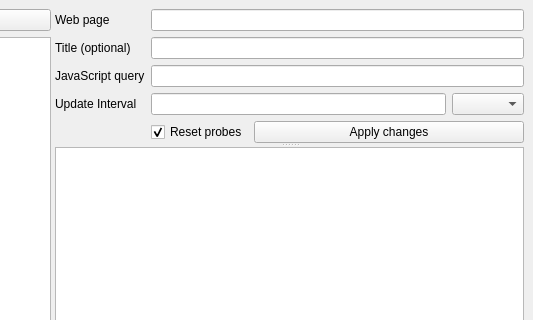
First picture: the form in src/mainwindow.ui, repository mmmm1998/WebWatcher, before the edit; both pictures show x 654 to 1187 and y 0 to 320 of the 1187 by 844 pixel window.
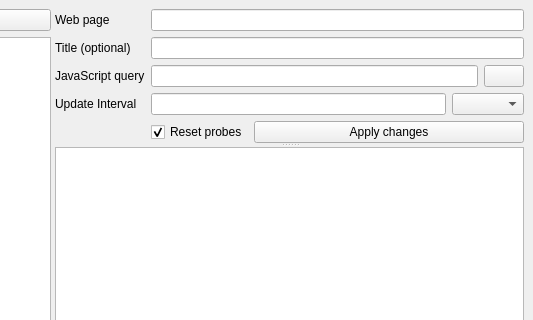
Second picture: the form after the edit. Icons and pictures are not drawn.

Commit message: - Add feature for open JS query in external editor - Fix bug with changeCount variable on load webwatcher.xml

What changed in the file:
```diff
--- a/src/mainwindow.ui
+++ b/src/mainwindow.ui
@@ -189,28 +189,52 @@
            </property>
           </widget>
          </item>
-         <item row="3" column="0">
+         <item row="4" column="0">
           <widget class="QLabel" name="queryLabel">
            <property name="text">
             <string>JavaScript query</string>
            </property>
           </widget>
          </item>
-         <item row="3" column="1">
-          <widget class="QLineEdit" name="queryEdit">
-           <property name="toolTip">
-            <string>JavaScript code, which will executed on the loaded page. Result of code will be converted to string and will be added to results table</string>
-           </property>
-          </widget>
+         <item row="4" column="1">
+          <layout class="QHBoxLayout" name="horizontalLayout_4">
+           <item>
+            <widget class="QLineEdit" name="queryEdit">
+             <property name="toolTip">
+              <string>JavaScript code, which will executed on the loaded page. Result of code will be converted to string and will be added to results table</string>
+             </property>
+            </widget>
+           </item>
+           <item>
+            <widget class="QPushButton" name="queryEditorButton">
+             <property name="toolTip">
+              <string>Create temporary file with query content and open in external editor. Content from file will be loaded on applying changes</string>
+             </property>
+             <property name="text">
+              <string/>
+             </property>
+             <property name="icon">
+              <iconset theme="accessories-text-editor">
+               <normaloff>.</normaloff>.</iconset>
+             </property>
+             <property name="iconSize">
+              <size>
+               <width>32</width>
+               <height>32</height>
+              </size>
+             </property>
+            </widget>
+           </item>
+          </layout>
          </item>
-         <item row="4" column="0">
+         <item row="5" column="0">
           <widget class="QLabel" name="intervalLabel">
            <property name="text">
             <string>Update Interval</string>
            </property>
           </widget>
          </item>
-         <item row="4" column="1">
+         <item row="5" column="1">
           <layout class="QHBoxLayout" name="horizontalLayout_2">
            <item>
             <widget class="QLineEdit" name="intervalEdit"/>
@@ -239,7 +263,7 @@
            </item>
           </layout>
          </item>
-         <item row="5" column="1">
+         <item row="6" column="1">
           <layout class="QHBoxLayout" name="horizontalLayout_3">
            <item>
             <widget class="QCheckBox" name="resetProbesCheckBox">
```
Left out of the diff: 17 changed lines with no effect on the pictures. The commit also changes 2 other files.
